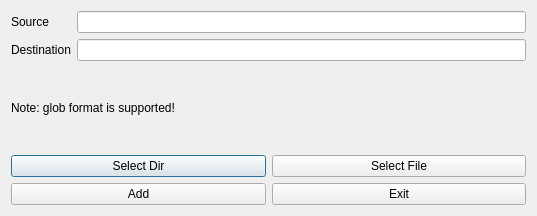
zimolab/PyInstallerGUI, file ui/design/add_extras.ui: the form before one commit.
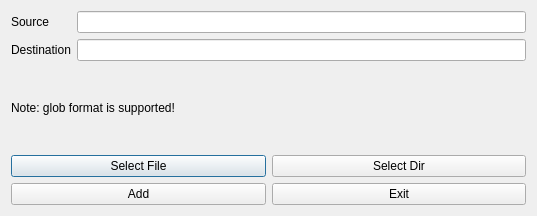
The form after the commit.

```diff
--- a/ui/design/add_extras.ui
+++ b/ui/design/add_extras.ui
@@ -54,16 +54,16 @@
    <item>
     <layout class="QHBoxLayout" name="horizontalLayout">
      <item>
-      <widget class="QPushButton" name="selectDirButton">
+      <widget class="QPushButton" name="selectFileButton">
        <property name="text">
-        <string>Select Dir</string>
+        <string>Select File</string>
        </property>
       </widget>
      </item>
      <item>
-      <widget class="QPushButton" name="selectFileButton">
+      <widget class="QPushButton" name="selectDirButton">
        <property name="text">
-        <string>Select File</string>
+        <string>Select Dir</string>
        </property>
       </widget>
      </item>
```
